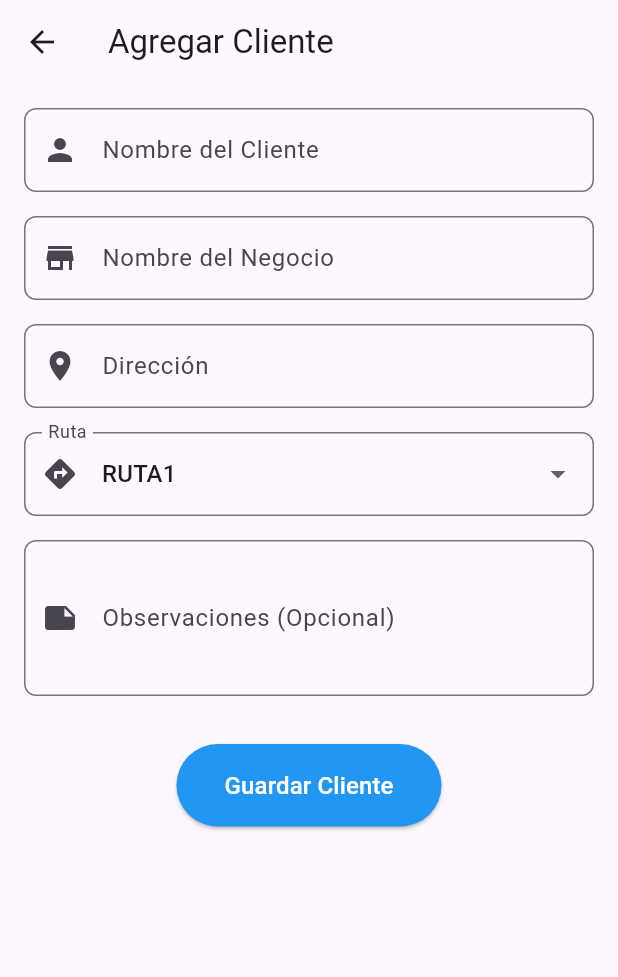
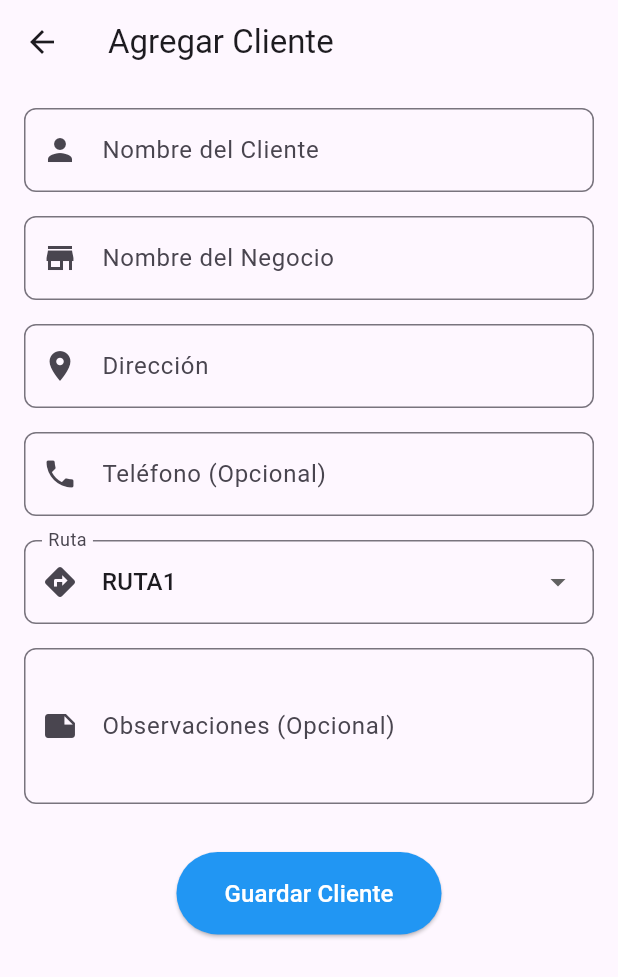
Before and after one commit to lABetancourtl/app_bodega, a Flutter app: the screen it shows after launch, after a tap on the "add" icon, on a phone screen of 412 x 824 dp. Shown: the top 977 px of the screen. Run offline on Flutter 3.47's test engine with Material 3 defaults, Android fonts, the phone set to English and light mode, and no system bars; our stand-ins replace cloud_firestore, firebase_core, firebase_storage, flutter_riverpod, image_picker, pdf and 3 more; accounts and stored records are empty.

```diff
--- a/lib/app/datasources/database_helper.dart
+++ b/lib/app/datasources/database_helper.dart
@@ -257,13 +257,14 @@ class DatabaseHelper {
         'clienteId': factura.clienteId,
         'nombreCliente': factura.nombreCliente,
         'direccionCliente': factura.direccionCliente,
+        'telefonoCliente': factura.telefonoCliente,
         'negocioCliente': factura.negocioCliente,
         'rutaCliente': factura.rutaCliente,
         'observacionesCliente': factura.observacionesCliente,
         'fecha': factura.fecha.toIso8601String(),
         'estado': factura.estado,
         'total': factura.total,
-        'items': factura.items.map((item) => item.toMap()).toList(), // Store items as array
+        'items': factura.items.map((item) => item.toMap()).toList(),
       };
 
       final docRef = await _firestore
@@ -346,6 +347,7 @@ class DatabaseHelper {
         'clienteId': factura.clienteId,
         'nombreCliente': factura.nombreCliente,
         'direccionCliente': factura.direccionCliente,
+        'telefonoCliente': factura.telefonoCliente,
         'negocioCliente': factura.negocioCliente,
         'rutaCliente': factura.rutaCliente,
         'observacionesCliente': factura.observacionesCliente,
--- a/lib/app/model/cliente_model.dart
+++ b/lib/app/model/cliente_model.dart
@@ -7,6 +7,7 @@ class ClienteModel {
   final String nombre;
   final String nombreNegocio;
   final String direccion;
+  final String telefono;
   final Ruta ruta;
   final String? observaciones;
 
@@ -15,6 +16,7 @@ class ClienteModel {
     required this.nombre,
     required this.nombreNegocio,
     required this.direccion,
+    required this.telefono,
     required this.ruta,
     this.observaciones,
   });
@@ -22,10 +24,10 @@ class ClienteModel {
   // Convertir a Map (para guardar en Firestore)
   Map<String, dynamic> toMap() {
     return {
-
       'nombre': nombre,
       'nombreNegocio': nombreNegocio,
       'direccion': direccion,
+      'telefono': telefono,
       'ruta': ruta.toString().split('.').last,
       'observaciones': observaciones,
     };
@@ -38,6 +40,7 @@ class ClienteModel {
       nombre: map['nombre'] as String,
       nombreNegocio: map['nombreNegocio'] as String,
       direccion: map['direccion'] as String,
+      telefono: map['telefono'] as String,
       ruta: Ruta.values.firstWhere(
             (e) => e.toString().split('.').last == map['ruta'],
         orElse: () => Ruta.ruta1,
@@ -52,6 +55,7 @@ class ClienteModel {
     String? nombre,
     String? nombreNegocio,
     String? direccion,
+    String? telefono,
     Ruta? ruta,
     String? observaciones,
   }) {
@@ -60,11 +64,12 @@ class ClienteModel {
       nombre: nombre ?? this.nombre,
       nombreNegocio: nombreNegocio ?? this.nombreNegocio,
       direccion: direccion ?? this.direccion,
+      telefono: telefono ?? this.telefono,
       ruta: ruta ?? this.ruta,
       observaciones: observaciones ?? this.observaciones,
     );
   }
 
   @override
-  String toString() => 'ClienteModel(id: $id, nombre: $nombre, nombreNegocio: $nombreNegocio, direccion: $direccion, ruta: $ruta, observaciones: $observaciones)';
+  String toString() => 'ClienteModel(id: $id, nombre: $nombre, nombreNegocio: $nombreNegocio, direccion: $direccion, telefono: $telefono, ruta: $ruta, observaciones: $observaciones)';
 }
--- a/lib/app/view/client/clientes_page.dart
+++ b/lib/app/view/client/clientes_page.dart
@@ -278,7 +278,7 @@ class ClientesPage extends ConsumerWidget {
           if (nuevoCliente != null) {
             try {
               await dbHelper.insertarCliente(nuevoCliente);
-              ref.invalidate(nuevoCliente);
+              ref.invalidate(clientesProvider); // ✅ CORRECTO - Era ref.invalidate(nuevoCliente)
 
               if (context.mounted) {
                 ScaffoldMessenger.of(context).showSnackBar(
--- a/lib/app/view/client/crear_cliente_page.dart
+++ b/lib/app/view/client/crear_cliente_page.dart
@@ -1,5 +1,6 @@
 import 'package:app_bodega/app/model/cliente_model.dart';
 import 'package:flutter/material.dart';
+import 'package:flutter/services.dart';
 
 class CrearClientePage extends StatefulWidget {
   const CrearClientePage({super.key});
@@ -14,6 +15,7 @@ class _CrearClientePageState extends State<CrearClientePage> {
   final TextEditingController _nombreController = TextEditingController();
   final TextEditingController _nombreNegocioController = TextEditingController();
   final TextEditingController _direccionController = TextEditingController();
+  final TextEditingController _telefonoController = TextEditingController();
   final TextEditingController _observacionesController = TextEditingController();
 
   Ruta? _rutaSeleccionada = Ruta.ruta1;
@@ -23,6 +25,7 @@ class _CrearClientePageState extends State<CrearClientePage> {
     _nombreController.dispose();
     _nombreNegocioController.dispose();
     _direccionController.dispose();
+    _telefonoController.dispose();
     _observacionesController.dispose();
     super.dispose();
   }
@@ -33,6 +36,7 @@ class _CrearClientePageState extends State<CrearClientePage> {
         nombre: _nombreController.text,
         nombreNegocio: _nombreNegocioController.text,
         direccion: _direccionController.text,
+        telefono: _telefonoController.text,
         ruta: _rutaSeleccionada!,
         observaciones: _observacionesController.text.isEmpty ? null : _observacionesController.text,
       );
@@ -114,6 +118,25 @@ class _CrearClientePageState extends State<CrearClientePage> {
               ),
               const SizedBox(height: 16),
 
+              // Teléfono (NUEVO)
+              TextFormField(
+                controller: _telefonoController,
+                keyboardType: TextInputType.phone,
+                inputFormatters: [
+                  FilteringTextInputFormatter.digitsOnly,
+                  LengthLimitingTextInputFormatter(10),
+                ],
+                decoration: InputDecoration(
+                  labelText: 'Teléfono (Opcional)',
+                  hintText: 'Ej: 3001234567',
+                  border: OutlineInputBorder(
+                    borderRadius: BorderRadius.circular(8),
+                  ),
+                  prefixIcon: const Icon(Icons.phone),
+                ),
+              ),
+              const SizedBox(height: 16),
+
               // Ruta (Dropdown)
               DropdownButtonFormField<Ruta>(
                 value: _rutaSeleccionada,
--- a/lib/app/view/factura/crear_factura_page.dart
+++ b/lib/app/view/factura/crear_factura_page.dart
@@ -92,8 +92,8 @@ class _CrearFacturaPageState extends State<CrearFacturaPage> {
       clienteId: clienteSeleccionado!.id!,
       nombreCliente: clienteSeleccionado!.nombre,
       direccionCliente: clienteSeleccionado!.direccion,
+      telefonoCliente: clienteSeleccionado!.telefono,
       negocioCliente: clienteSeleccionado!.nombreNegocio,
-      rutaCliente: rutaNombre,
       observacionesCliente: clienteSeleccionado!.observaciones,
       fecha: DateTime.now(),
       items: items,
```
Also changed, not shown: lib/app/model/factura_model.dart (+7 -1 lines), lib/app/service/pdf_service.dart (+11 -0 lines), lib/app/view/client/editar_cliente_page.dart (+24 -0 lines).
